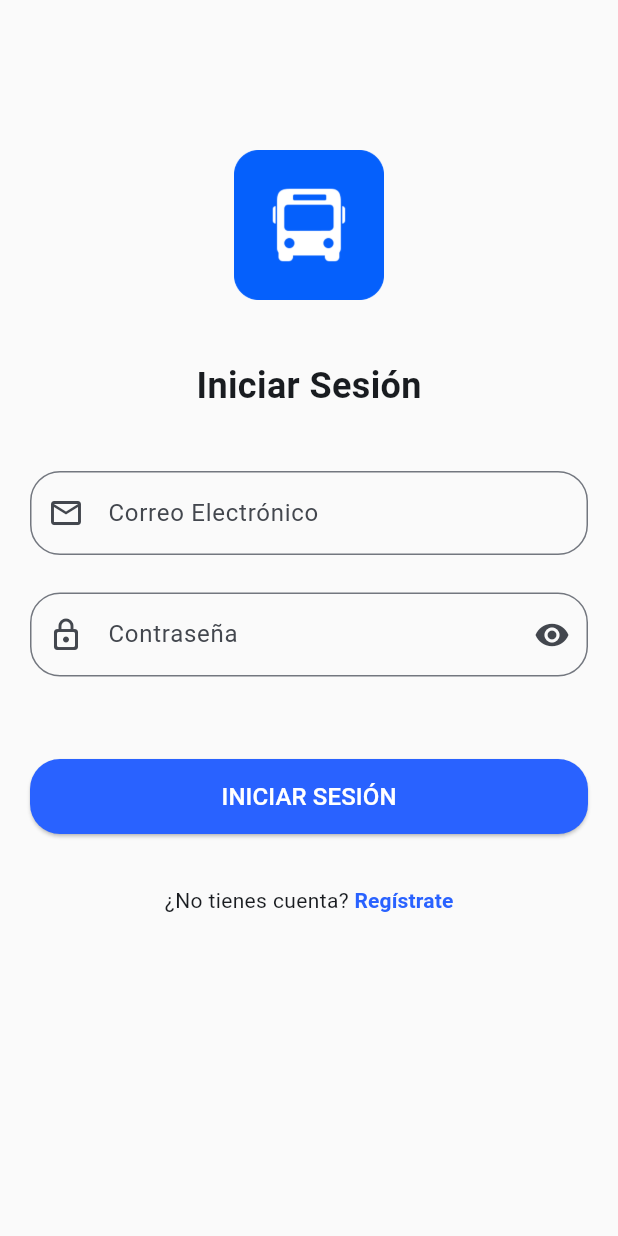
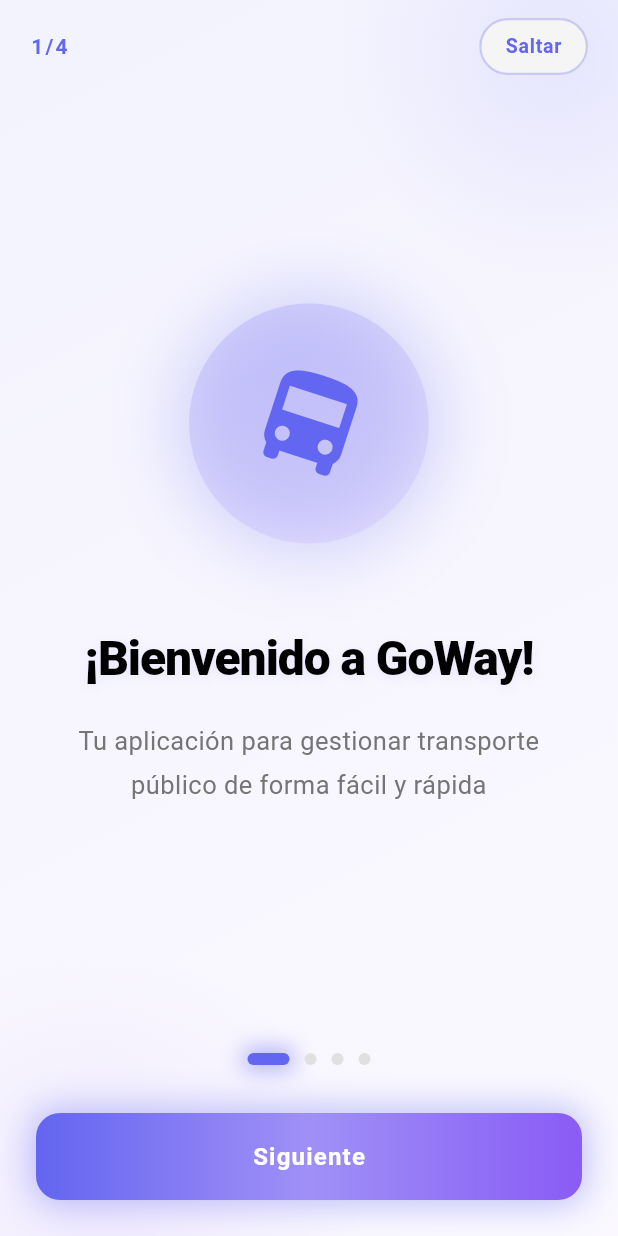
Before and after one commit to JARS1904/GoWay-User, a Flutter app: the screen it shows after launch, on a phone screen of 412 x 824 dp. Run offline on Flutter 3.47's test engine with Material 3 defaults, Android fonts, the phone set to English and light mode, and no system bars; our stand-ins replace shared_preferences.

Commit message:
Se implemento el la pantalla de get started para nuevos usuarios

```diff
--- /dev/null
+++ b/lib/get_started_screen.dart
@@ -0,0 +1,567 @@
+import 'package:flutter/material.dart';
+import 'package:shared_preferences/shared_preferences.dart';
+
+class GetStartedScreen extends StatefulWidget {
+  const GetStartedScreen({super.key});
+
+  @override
+  State<GetStartedScreen> createState() => _GetStartedScreenState();
+}
+
+class _GetStartedScreenState extends State<GetStartedScreen>
+    with TickerProviderStateMixin {
+  late PageController _pageController;
+  late AnimationController _animationController;
+  late AnimationController _floatingController;
+  late AnimationController _buttonController;
+  int _currentPage = 0;
+
+  final List<OnboardingPage> _pages = [
+    OnboardingPage(
+      title: '¡Bienvenido a GoWay!',
+      description:
+          'Tu aplicación para gestionar transporte público de forma fácil y rápida',
+      icon: Icons.directions_bus,
+      color: const Color(0xFF6366F1),
+      gradientEnd: const Color(0xFF8B5CF6),
+    ),
+    OnboardingPage(
+      title: 'Rastreo en Tiempo Real',
+      description:
+          'Sigue tus rutas de transporte en tiempo real y nunca llegues tarde',
+      icon: Icons.location_on,
+      color: const Color(0xFF10B981),
+      gradientEnd: const Color(0xFF059669),
+    ),
+    OnboardingPage(
+      title: 'Gestiona tus Preferencias',
+      description: 'Personaliza tus rutas favoritas, horarios y notificaciones',
+      icon: Icons.settings,
+      color: const Color(0xFF3B82F6),
+      gradientEnd: const Color(0xFF1D4ED8),
+    ),
+    OnboardingPage(
+      title: '¡Comienza tu Viaje!',
+      description:
+          'Inicia sesión y descubre todas las características de GoWay',
+      icon: Icons.rocket_launch,
+      color: const Color(0xFFEC4899),
+      gradientEnd: const Color(0xFFBE185D),
+    ),
+  ];
+
+  @override
+  void initState() {
+    super.initState();
+    _pageController = PageController();
+    _animationController = AnimationController(
+      duration: const Duration(milliseconds: 800),
+      vsync: this,
+    );
+    _floatingController = AnimationController(
+      duration: const Duration(seconds: 3),
+      vsync: this,
+    )..repeat(reverse: true);
+
+    _buttonController = AnimationController(
+      duration: const Duration(milliseconds: 500),
+      vsync: this,
+    );
+
+    _animationController.forward();
+  }
+
+  @override
+  void dispose() {
+    _pageController.dispose();
+    _animationController.dispose();
+    _floatingController.dispose();
+    _buttonController.dispose();
+    super.dispose();
+  }
+
+  Future<void> _markOnboardingAsCompleted() async {
+    final prefs = await SharedPreferences.getInstance();
+    await prefs.setBool('hasSeenOnboarding', true);
+    debugPrint('Onboarding marcado como completado');
+  }
+
+  void _goToLogin() async {
+    await _markOnboardingAsCompleted();
+    if (!mounted) return;
+    Navigator.of(context).pushReplacementNamed('/login');
+  }
+
+  void _nextPage() {
+    if (_currentPage < _pages.length - 1) {
+      _pageController.nextPage(
+        duration: const Duration(milliseconds: 700),
+        curve: Curves.easeInOutCubic,
+      );
+    } else {
+      _goToLogin();
+    }
+  }
+
+  void _skipOnboarding() {
+    _goToLogin();
+  }
+
+  @override
+  Widget build(BuildContext context) {
+    final isDark = Theme.of(context).brightness == Brightness.dark;
+
+    return Scaffold(
+      backgroundColor: isDark ? const Color(0xFF0F0F0F) : Colors.white,
+      body: Stack(
+        children: [
+          // Fondo con gradientes animados
+          AnimatedContainer(
+            duration: const Duration(milliseconds: 600),
+            decoration: BoxDecoration(
+              gradient: LinearGradient(
+                begin: Alignment.topLeft,
+                end: Alignment.bottomRight,
+                colors: [
+                  _pages[_currentPage].color.withOpacity(0.08),
+                  _pages[_currentPage].gradientEnd.withOpacity(0.04),
+                ],
+              ),
+            ),
+          ),
+          // Círculos de fondo decorativos animados
+          Positioned(
+            top: -100,
+            right: -100,
+            child: AnimatedBuilder(
+              animation: _floatingController,
+              builder: (context, child) {
+                return Transform.translate(
+                  offset: Offset(
+                    20 * _floatingController.value,
+                    -20 * _floatingController.value,
+                  ),
+                  child: Container(
+                    width: 300,
+                    height: 300,
+                    decoration: BoxDecoration(
+                      shape: BoxShape.circle,
+                      gradient: RadialGradient(
+                        colors: [
+                          _pages[_currentPage].color.withOpacity(0.1),
+                          _pages[_currentPage].color.withOpacity(0),
+                        ],
+                      ),
+                    ),
+                  ),
+                );
+              },
+            ),
+          ),
+          Positioned(
+            bottom: -150,
+            left: -100,
+            child: AnimatedBuilder(
+              animation: _floatingController,
+              builder: (context, child) {
+                return Transform.translate(
+                  offset: Offset(
+                    -15 * _floatingController.value,
+                    15 * _floatingController.value,
+                  ),
+                  child: Container(
+                    width: 350,
+                    height: 350,
+                    decoration: BoxDecoration(
+                      shape: BoxShape.circle,
+                      gradient: RadialGradient(
+                        colors: [
+                          _pages[_currentPage].gradientEnd.withOpacity(0.08),
+                          _pages[_currentPage].gradientEnd.withOpacity(0),
+                        ],
+                      ),
+                    ),
+                  ),
+                );
+              },
+            ),
+          ),
+          SafeArea(
+            child: Column(
+              children: [
+                // Header con Skip button
+                Padding(
+                  padding: const EdgeInsets.symmetric(
+                      horizontal: 20.0, vertical: 12.0),
+                  child: Row(
+                    mainAxisAlignment: MainAxisAlignment.spaceBetween,
+                    children: [
+                      AnimatedBuilder(
+                        animation: _animationController,
+                        builder: (context, child) {
+                          return Transform.scale(
+                            scale: 0.9 + (_animationController.value * 0.1),
+                            child: Text(
+                              '${_currentPage + 1}/${_pages.length}',
+                              style: TextStyle(
+                                fontSize: 14,
+                                fontWeight: FontWeight.w600,
+                                color: _pages[_currentPage].color,
+                                letterSpacing: 1.5,
+                              ),
+                            ),
+                          );
+                        },
+                      ),
+                      if (_currentPage < _pages.length - 1)
+                        GestureDetector(
+                          onTap: _skipOnboarding,
+                          child: MouseRegion(
+                            cursor: SystemMouseCursors.click,
+                            child: AnimatedContainer(
+                              duration: const Duration(milliseconds: 200),
+                              padding: const EdgeInsets.symmetric(
+                                  horizontal: 16, vertical: 8),
+                              decoration: BoxDecoration(
+                                color: isDark
+                                    ? Colors.grey[900]
+                                    : Colors.grey[100],
+                                borderRadius: BorderRadius.circular(20),
+                                border: Border.all(
+                                  color: _pages[_currentPage]
+                                      .color
+                                      .withOpacity(0.3),
+                                  width: 1.5,
+                                ),
+                              ),
+                              child: Text(
+                                'Saltar',
+                                style: TextStyle(
+                                  color: _pages[_currentPage].color,
+                                  fontSize: 13,
+                                  fontWeight: FontWeight.w700,
+                                  letterSpacing: 0.5,
+                                ),
+                              ),
+                            ),
+                          ),
+                        ),
+                    ],
+                  ),
+                ),
+                // Page View
+                Expanded(
+                  child: PageView.builder(
+                    controller: _pageController,
+                    onPageChanged: (index) {
+                      setState(() {
+                        _currentPage = index;
+                        _animationController.reset();
+                        _animationController.forward();
+                      });
+                    },
+                    itemCount: _pages.length,
+                    itemBuilder: (context, index) {
+                      return _buildOnboardingPage(_pages[index], isDark);
+                    },
+                  ),
+                ),
+                // Indicators y Botones
+                Padding(
+                  padding: const EdgeInsets.all(24.0),
+                  child: Column(
+                    children: [
+                      // Page indicators mejorados
+                      Row(
+                        mainAxisAlignment: MainAxisAlignment.center,
+                        children: List.generate(
+                          _pages.length,
+                          (index) => GestureDetector(
+                            onTap: () {
+                              _pageController.animateToPage(
+                                index,
+                                duration: const Duration(milliseconds: 600),
+                                curve: Curves.easeInOutCubic,
+                              );
+                            },
+                            child: AnimatedContainer(
+                              duration: const Duration(milliseconds: 400),
+                              margin:
+                                  const EdgeInsets.symmetric(horizontal: 5.0),
+                              height: 8,
+                              width: _currentPage == index ? 28 : 8,
+                              decoration: BoxDecoration(
+                                color: _currentPage == index
+                                    ? _pages[_currentPage].color
+                                    : (isDark
+                                        ? Colors.grey[800]
+                                        : Colors.grey[300]),
+                                borderRadius: BorderRadius.circular(4),
+                                boxShadow: _currentPage == index
+                                    ? [
+                                        BoxShadow(
+                                          color: _pages[_currentPage]
+                                              .color
+                                              .withOpacity(0.5),
+                                          blurRadius: 12,
+                                          spreadRadius: 3,
+                                        ),
+                                      ]
+                                    : [],
+                              ),
+                            ),
+                          ),
+                        ),
+                      ),
+                      const SizedBox(height: 32),
+                      // Botón principal con efectos premium
+                      MouseRegion(
+                        onEnter: (_) => _buttonController.forward(),
+                        onExit: (_) => _buttonController.reverse(),
+                        child: GestureDetector(
+                          onTap: _nextPage,
+                          child: AnimatedBuilder(
+                            animation: _buttonController,
+                            builder: (context, child) {
+                              return Transform.scale(
+                                scale: 1 - (_buttonController.value * 0.04),
+                                child: Container(
+                                  decoration: BoxDecoration(
+                                    borderRadius: BorderRadius.circular(16),
+                                    boxShadow: [
+                                      BoxShadow(
+                                        color: _pages[_currentPage]
+                                            .color
+                                            .withOpacity(0.4 +
+                                                (_buttonController.value *
+                                                    0.2)),
+                                        blurRadius:
+                                            20 + (_buttonController.value * 10),
+                                        spreadRadius: 3,
+                                      ),
+                                    ],
+                                  ),
+                                  child: Material(
+                                    color: Colors.transparent,
+                                    child: InkWell(
+                                      onTap: _nextPage,
+                                      borderRadius: BorderRadius.circular(16),
+                                      child: Container(
+                                        width: double.infinity,
+                                        height: 58,
+                                        decoration: BoxDecoration(
+                                          gradient: LinearGradient(
+                                            colors: [
+                                              _pages[_currentPage].color,
+                                              _pages[_currentPage].gradientEnd,
+                                            ],
+                                          ),
+                                          borderRadius:
+                                              BorderRadius.circular(16),
+                                        ),
+                                        child: Stack(
+                                          children: [
+                                            // Shimmer effect
+                                            Positioned.fill(
+                                              child: ShaderMask(
+                                                shaderCallback: (bounds) {
+                                                  return LinearGradient(
+                                                    begin: Alignment.centerLeft,
+                                                    end: Alignment.centerRight,
+                                                    colors: [
+                                                      Colors.white
+                                                          .withOpacity(0),
+                                                      Colors.white.withOpacity(
+                                                          0.3 +
+                                                              (_buttonController
+                                                                      .value *
+                                                                  0.3)),
+                                                      Colors.white
+                                                          .withOpacity(0),
+                                                    ],
+                                                    stops: const [0, 0.5, 1],
+                                                  ).createShader(bounds);
+                                                },
+                                                child: Container(
+                                                  color: Colors.white,
+                                                ),
+                                              ),
+                                            ),
+                                            // Text
+                                            Center(
+                                              child: Text(
+                                                _currentPage ==
+                                                        _pages.length - 1
+                                                    ? '¡Comienza Ahora!'
+                                                    : 'Siguiente',
+                                                style: const TextStyle(
+                                                  color: Colors.white,
+                                                  fontSize: 16,
+                                                  fontWeight: FontWeight.w700,
+                                                  letterSpacing: 0.8,
+                                                ),
+                                              ),
+                                            ),
+                                          ],
+                                        ),
+                                      ),
+                                    ),
+                                  ),
+                                ),
+                              );
+                            },
+                          ),
+                        ),
+                      ),
+                    ],
+                  ),
+                ),
+              ],
+            ),
+          ),
+        ],
+      ),
+    );
+  }
+
+  Widget _buildOnboardingPage(OnboardingPage page, bool isDark) {
+    return FadeTransition(
+      opacity: _animationController,
+      child: SlideTransition(
+        position: Tween<Offset>(
+          begin: const Offset(0.4, 0),
+          end: Offset.zero,
+        ).animate(
+          CurvedAnimation(
+            parent: _animationController,
+            curve: Curves.easeOutCubic,
+          ),
+        ),
+        child: Padding(
+          padding: const EdgeInsets.symmetric(horizontal: 24.0),
+          child: Column(
+            mainAxisAlignment: MainAxisAlignment.center,
+            children: [
+              // Icon con animaciones múltiples
+              AnimatedBuilder(
+                animation: _floatingController,
+                builder: (context, child) {
+                  return Transform.translate(
+                    offset: Offset(
+                      0,
+                      8 * _floatingController.value - 4,
+                    ),
+                    child: child!,
+                  );
+                },
+                child: ScaleTransition(
+                  scale: _animationController,
+                  child: RotationTransition(
+                    turns: Tween<double>(begin: 0, end: 0.05).animate(
+                      CurvedAnimation(
+                        parent: _animationController,
+                        curve: Curves.easeOut,
+                      ),
+                    ),
+                    child: Container(
+                      width: 160,
+                      height: 160,
+                      decoration: BoxDecoration(
+                        gradient: LinearGradient(
+                          begin: Alignment.topLeft,
+                          end: Alignment.bottomRight,
+                          colors: [
+                            page.color.withOpacity(0.2),
+                            page.gradientEnd.withOpacity(0.08),
+                          ],
+                        ),
+                        shape: BoxShape.circle,
+                        boxShadow: [
+                          BoxShadow(
+                            color: page.color.withOpacity(0.25),
+                            blurRadius: 40,
+                            spreadRadius: 8,
+                          ),
+                        ],
+                      ),
+                      child: Icon(
+                        page.icon,
+                        size: 80,
+                        color: page.color,
+                      ),
+                    ),
+                  ),
+                ),
+              ),
+              const SizedBox(height: 56),
+              // Title con animación de entrada
+              ScaleTransition(
+                scale: Tween<double>(begin: 0.8, end: 1).animate(
+                  CurvedAnimation(
+                    parent: _animationController,
+                    curve: const Interval(0.2, 1, curve: Curves.easeOut),
+                  ),
+                ),
+                child: Text(
+                  page.title,
+                  textAlign: TextAlign.center,
+                  style: TextStyle(
+                    fontSize: 32,
+                    fontWeight: FontWeight.w900,
+                    color: isDark ? Colors.white : Colors.black,
+                    letterSpacing: -0.7,
+                    height: 1.3,
+                    shadows: [
+                      Shadow(
+                        color: page.color.withOpacity(0.1),
+                        blurRadius: 8,
+                        offset: const Offset(0, 2),
+                      ),
+                    ],
+                  ),
+                ),
+              ),
+              const SizedBox(height: 20),
+              // Description con animación de entrada retrasada
+              ScaleTransition(
+                scale: Tween<double>(begin: 0.8, end: 1).animate(
+                  CurvedAnimation(
+                    parent: _animationController,
+                    curve: const Interval(0.35, 1, curve: Curves.easeOut),
+                  ),
+                ),
+                child: Text(
+                  page.description,
+                  textAlign: TextAlign.center,
+                  style: TextStyle(
+                    fontSize: 17,
+                    color: isDark ? Colors.grey[400] : Colors.grey[600],
+                    height: 1.7,
+                    fontWeight: FontWeight.w400,
+                    letterSpacing: 0.3,
+                  ),
+                ),
+              ),
+            ],
+          ),
+        ),
+      ),
+    );
+  }
+}
+
+class OnboardingPage {
+  final String title;
+  final String description;
+  final IconData icon;
+  final Color color;
+  final Color gradientEnd;
+
+  OnboardingPage({
+    required this.title,
+    required this.description,
+    required this.icon,
+    required this.color,
+    required this.gradientEnd,
+  });
+}
--- a/lib/main.dart
+++ b/lib/main.dart
@@ -18,6 +18,7 @@
 import 'package:goway_user/registro_screen.dart';
 import 'package:goway_user/route_selection_screen.dart';
 import 'package:goway_user/profile_screen.dart';
+import 'package:goway_user/get_started_screen.dart';
 import 'package:shared_preferences/shared_preferences.dart';
 
 /// Punto de entrada principal de la aplicación Flutter.
@@ -69,6 +70,29 @@
     return token != null && token.isNotEmpty;
   }
 
+  /// Verifica si el usuario ya ha visto el onboarding
+  Future<bool> _hasSeenOnboarding() async {
+    final prefs = await SharedPreferences.getInstance();
+    final hasSeen = prefs.getBool('hasSeenOnboarding') ?? false;
+    debugPrint('¿Ha visto onboarding?: $hasSeen');
+    return hasSeen;
+  }
+
+  /// Determina cuál pantalla mostrar (GetStarted, Login o Home)
+  Future<String> _getInitialRoute() async {
+    final hasSeenOnboarding = await _hasSeenOnboarding();
+    if (!hasSeenOnboarding) {
+      return '/getstarted';
+    }
+
+    final isAuthenticated = await _checkAuthentication();
+    if (isAuthenticated) {
+      return '/main';
+    }
+
+    return '/login';
+  }
+
   /// Callback para actualizar el tema desde SettingsScreen
   void _updateTheme(bool isDarkMode) {
     setState(() {
@@ -83,8 +107,8 @@
       theme: _buildLightTheme(), // Tema claro
       darkTheme: _buildDarkTheme(), // Tema oscuro
       themeMode: _isDarkMode ? ThemeMode.dark : ThemeMode.light,
-      home: FutureBuilder<bool>(
-        future: _checkAuthentication(),
+      home: FutureBuilder<String>(
+        future: _getInitialRoute(),
         builder: (context, snapshot) {
           if (snapshot.connectionState == ConnectionState.waiting) {
             return const Scaffold(
@@ -92,12 +116,22 @@
             );
           }
 
-          if (snapshot.data == true) {
-            // Usuario autenticado, ir al home
-            return MainNavigationWrapper(onThemeChange: _updateTheme);
-          } else {
-            // No autenticado, mostrar login
-            return const LoginScreen();
+          // Navegar a la ruta apropiada
+          WidgetsBinding.instance.addPostFrameCallback((_) {
+            if (snapshot.data != null && snapshot.data != '/main') {
+              Navigator.of(context).pushReplacementNamed(snapshot.data!);
+            }
+          });
+
+          // Retornar la pantalla por defecto según la ruta
+          switch (snapshot.data) {
+            case '/getstarted':
+              return const GetStartedScreen();
+            case '/login':
+              return const LoginScreen();
+            case '/main':
+            default:
+              return MainNavigationWrapper(onThemeChange: _updateTheme);
           }
         },
       ),
@@ -105,6 +139,7 @@
 
       // Rutas nombradas de la aplicación
       routes: {
+        '/getstarted': (context) => const GetStartedScreen(),
         '/login': (context) => const LoginScreen(),
         '/registro': (context) => const RegistroScreen(),
         '/rutas': (context) => const RouteSelectionScreen(),
```
Also changed, not shown: lib/login.dart (line endings or trailing spaces), lib/profile_screen.dart (line endings or trailing spaces).
